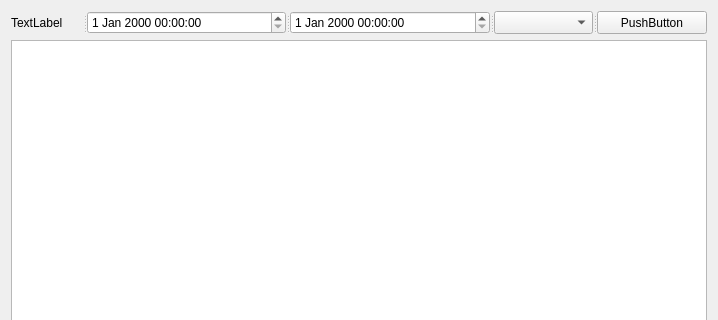
Above: Tools/MHealthReport/patientsform.ui from zyq1569/HealthApp before the change; both pictures show x 0 to 718 and y 0 to 320 of the 718 by 510 pixel window. Below: the same form after it.
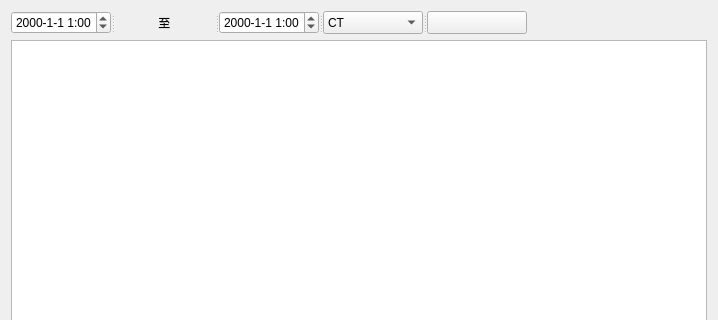
That is the form after the change. Icons and pictures are not drawn.

The edit to the form file:
```diff
--- a/Tools/MHealthReport/patientsform.ui
+++ b/Tools/MHealthReport/patientsform.ui
@@ -19,17 +19,94 @@
      <property name="orientation">
       <enum>Qt::Horizontal</enum>
      </property>
+     <widget class="QDateTimeEdit" name="dateTimeEdit">
+      <property name="maximumSize">
+       <size>
+        <width>100</width>
+        <height>23</height>
+       </size>
+      </property>
+      <property name="time">
+       <time>
+        <hour>1</hour>
+        <minute>0</minute>
+        <second>0</second>
+       </time>
+      </property>
+      <property name="displayFormat">
+       <string>yyyy-M-d h:mm</string>
+      </property>
+     </widget>
      <widget class="QLabel" name="label">
+      <property name="maximumSize">
+       <size>
+        <width>100</width>
+        <height>23</height>
+       </size>
+      </property>
       <property name="text">
-       <string>TextLabel</string>
+       <string>             至</string>
       </property>
      </widget>
-     <widget class="QDateTimeEdit" name="dateTimeEdit"/>
-     <widget class="QDateTimeEdit" name="dateTimeEdit_2"/>
-     <widget class="QComboBox" name="comboBox"/>
+     <widget class="QDateTimeEdit" name="dateTimeEdit_2">
+      <property name="maximumSize">
+       <size>
+        <width>100</width>
+        <height>23</height>
+       </size>
+      </property>
+      <property name="time">
+       <time>
+        <hour>1</hour>
+        <minute>0</minute>
+        <second>0</second>
+       </time>
+      </property>
+      <property name="displayFormat">
+       <string>yyyy-M-d h:mm</string>
+      </property>
+     </widget>
+     <widget class="QComboBox" name="comboBox">
+      <property name="maximumSize">
+       <size>
+        <width>100</width>
+        <height>23</height>
+       </size>
+      </property>
+      <item>
+       <property name="text">
+        <string>CT</string>
+       </property>
+      </item>
+      <item>
+       <property name="text">
+        <string>MR</string>
+       </property>
+      </item>
+      <item>
+       <property name="text">
+        <string>DR</string>
+       </property>
+      </item>
+      <item>
+       <property name="text">
+        <string>CR</string>
+       </property>
+      </item>
+     </widget>
      <widget class="QPushButton" name="pushButton">
+      <property name="maximumSize">
+       <size>
+        <width>100</width>
+        <height>23</height>
+       </size>
+      </property>
       <property name="text">
-       <string>PushButton</string>
+       <string/>
+      </property>
+      <property name="icon">
+       <iconset resource="res.qrc">
+        <normaloff>:/image/image/serch.png</normaloff>:/image/image/serch.png</iconset>
       </property>
      </widget>
     </widget>
```
Left out of the diff: 4 changed lines with no effect on the pictures.
